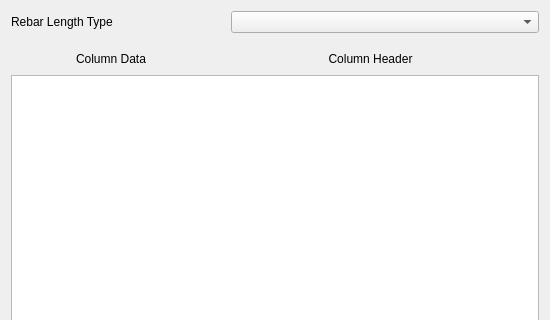
First picture: the form in BillOfMaterial/MainBillOfMaterial.ui, repository amrit3701/FreeCAD-Reinforcement, before the edit; both pictures show x 0 to 550 and y 0 to 320 of the 550 by 485 pixel window.
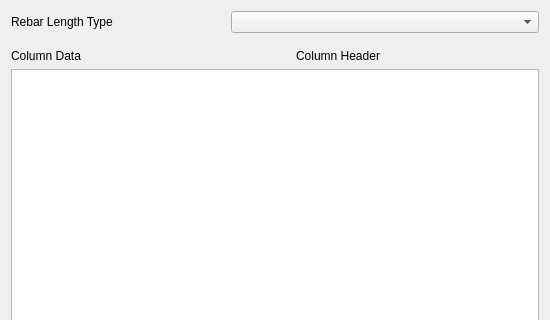
Second picture: the form after the edit. Custom widgets are drawn as their Qt base class.

Commit message:
Remove text "hide" from ui
As suggested by @carlopav here: https://forum.freecadweb.org/viewtopic.php?f=8&t=44580&sid=64a26ab96d47f6ea2af85cadc3f334f6&start=50#p384543

```diff
--- a/BillOfMaterial/MainBillOfMaterial.ui
+++ b/BillOfMaterial/MainBillOfMaterial.ui
@@ -61,22 +61,6 @@
    </item>
    <item>
     <layout class="QHBoxLayout" name="horizontalLayout">
-     <item>
-      <spacer name="horizontalSpacer">
-       <property name="orientation">
-        <enum>Qt::Horizontal</enum>
-       </property>
-       <property name="sizeType">
-        <enum>QSizePolicy::Fixed</enum>
-       </property>
-       <property name="sizeHint" stdset="0">
-        <size>
-         <width>65</width>
-         <height>20</height>
-        </size>
-       </property>
-      </spacer>
-     </item>
      <item>
       <widget class="QLabel" name="columnDataLabel">
        <property name="sizePolicy">
```
The commit also changes 1 other file.
